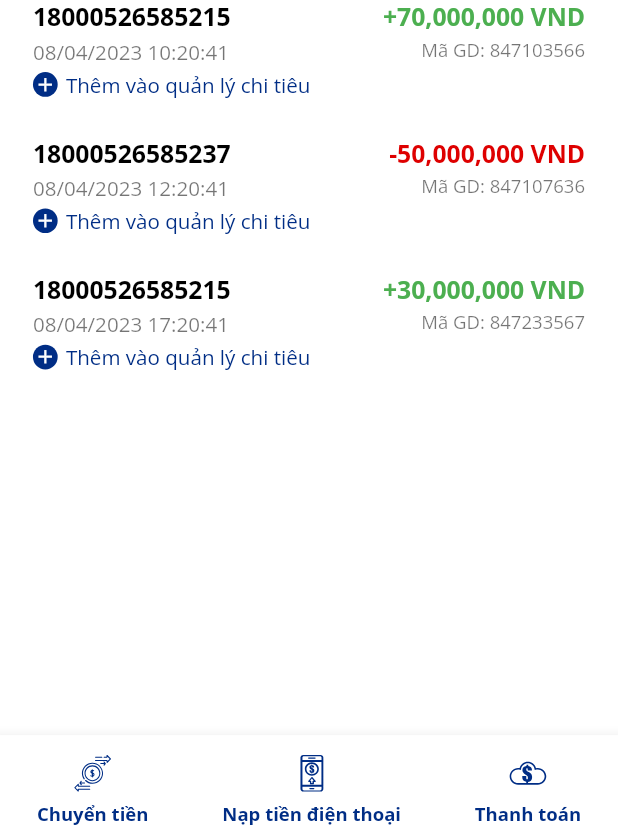
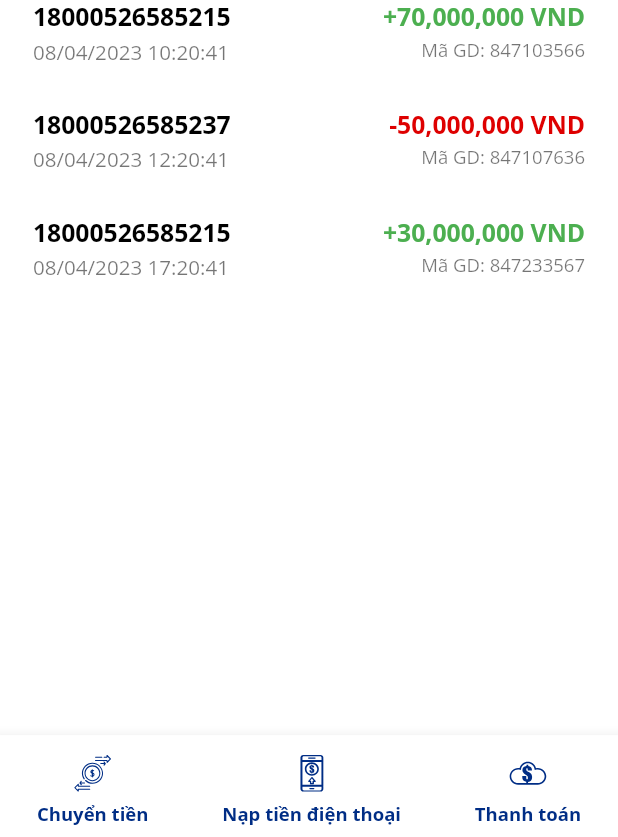
Before and after one commit to bienvu27/smart_banking, a Flutter app: the HistoryTransferPage screen opened by its route, after a tap on "Tất cả danh bạ", after a tap on the "arrow back ios new" icon, on a phone screen of 412 x 824 dp, the part 399-1236 px from its top. Run offline on Flutter 3.47's test engine with Material 2 defaults, Android fonts, the light colour scheme and no system bars; our stand-ins replace flutter_contacts, flutter_screenutil, flutter_svg, get, otp_text_field, shared_preferences; missing offline and left inert: flutter_barcode_scanner; accounts and stored records are empty; network calls fail; project files that could hold a hidden picture were left out.

Commit message:
dcvg cmt

```diff
--- a/lib/core/style/size.dart
+++ b/lib/core/style/size.dart
@@ -55,6 +55,7 @@ double height_160 = 400.h;
 double height_170 = 500.h;
 double height_184 = 460.h;
 double height_212 = 530.h;
+double height_630 = 630.h;
 double height_700 = 700.h;
 double height_800 = 820.h;
 double height_264 = 860.h;
--- a/lib/screens/history_transfer/view/tab_history/tab_history_page1.dart
+++ b/lib/screens/history_transfer/view/tab_history/tab_history_page1.dart
@@ -59,32 +59,32 @@ class TabHistoryPage1 extends StatelessWidget {
                     SizedBox(
                       height: height_2,
                     ),
-                    Row(
-                      children: [
-                        CircleAvatar(
-                          backgroundColor: PRIMARY_COLOR,
-                          radius: border_7,
-                          child: Icon(
-                            Icons.add,
-                            color: Colors.white,
-                            size: fontSize_11,
-                          ),
-                        ),
-                        SizedBox(
-                          width: width_4,
-                        ),
-                        Text(
-                          'Thêm vào quản lý chi tiêu',
-                          style: TextStyle(
-                            fontSize: fontSize_10,
-                            fontFamily: 'open_sans',
-                            color: PRIMARY_COLOR,
-                            overflow: TextOverflow.ellipsis,
-                            fontWeight: FontWeight.w500,
-                          ),
-                        ),
-                      ],
-                    )
+                    // Row(
+                    //   children: [
+                    //     CircleAvatar(
+                    //       backgroundColor: PRIMARY_COLOR,
+                    //       radius: border_7,
+                    //       child: Icon(
+                    //         Icons.add,
+                    //         color: Colors.white,
+                    //         size: fontSize_11,
+                    //       ),
+                    //     ),
+                    //     SizedBox(
+                    //       width: width_4,
+                    //     ),
+                    //     Text(
+                    //       'Thêm vào quản lý chi tiêu',
+                    //       style: TextStyle(
+                    //         fontSize: fontSize_10,
+                    //         fontFamily: 'open_sans',
+                    //         color: PRIMARY_COLOR,
+                    //         overflow: TextOverflow.ellipsis,
+                    //         fontWeight: FontWeight.w500,
+                    //       ),
+                    //     ),
+                    //   ],
+                    // )
                   ],
                 ),
                 Column(
--- a/lib/screens/home/components/cover_widget.dart
+++ b/lib/screens/home/components/cover_widget.dart
@@ -22,11 +22,11 @@ class CoverWidget extends StatelessWidget {
     int number = 2;
     final height = MediaQuery.of(context).size.height;
     return SizedBox(
-      height: height / 1.34,
+      height: height / 1.8,
       child: Stack(
         children: [
           Container(
-            height: height / 1.5,
+            height: height / 2,
             decoration: BoxDecoration(
               image: DecorationImage(
                 image: AssetImage(vrb_banner),
--- a/lib/screens/settings/settings_page.dart
+++ b/lib/screens/settings/settings_page.dart
@@ -1,6 +1,5 @@
 import 'package:flutter/material.dart';
 import 'package:get/get.dart';
-import 'package:get/get_core/src/get_main.dart';
 import 'package:shared_preferences/shared_preferences.dart';
 
 import '../../core/common/utils.dart';
--- a/lib/screens/transfer/view/tabs/components/search_contacts.dart
+++ b/lib/screens/transfer/view/tabs/components/search_contacts.dart
@@ -14,10 +14,11 @@ class SearchContacts extends StatelessWidget {
 
   @override
   Widget build(BuildContext context) {
-    return Visibility(
+    return Padding(
+      padding: EdgeInsets.only(top: height_10),
+      child: Visibility(
         visible: visibly,
         child: Container(
-        margin: EdgeInsets.only(top: height_2),
           padding: EdgeInsets.only(
             left: width_16,
             right: width_16,
@@ -57,6 +58,7 @@ class SearchContacts extends StatelessWidget {
             ),
           ),
         ),
+      ),
     );
   }
 }
--- a/lib/screens/transfer/view/tabs/tab1/components/list_contacts.dart
+++ b/lib/screens/transfer/view/tabs/tab1/components/list_contacts.dart
@@ -10,7 +10,7 @@ class ListContacts extends StatelessWidget {
   });
 
   final List<ListContactsModel> list;
-  IconData? icon;
+  Widget? icon;
   Function?  callBack;
 
   @override
@@ -27,12 +27,12 @@ class ListContacts extends StatelessWidget {
               if(callBack != null){
                 callBack!(e);
               }
-            } ,
+            },
             child: Container(
               margin: EdgeInsets.only(top: height_12,),
               color: clr_white,
               child: Row(
-                crossAxisAlignment: CrossAxisAlignment.start,
+                crossAxisAlignment: CrossAxisAlignment.center,
                 mainAxisAlignment: MainAxisAlignment.spaceBetween,
                 children: [
                   Row(
@@ -80,7 +80,7 @@ class ListContacts extends StatelessWidget {
                       ),
                     ],
                   ),
-                  Icon(icon, color: clr_black26, size: fontSize_12,)
+                  icon ?? SizedBox()
                 ],
               ),
             ),
--- a/lib/screens/transfer/view/tabs/tab1/first_tab.dart
+++ b/lib/screens/transfer/view/tabs/tab1/first_tab.dart
@@ -9,8 +9,6 @@ import '../../../../../fake_data/data_fake_home.dart';
 import '../components/contacts_container.dart';
 import '../components/search_contacts.dart';
 import '../components/text_field_trans_fer.dart';
-import '../components/text_field_trans_fer_tab2.dart';
-import 'components/list_bank.dart';
 import 'components/list_contacts.dart';
 import 'components/list_contacts_recently.dart';
 import 'components/list_contacts_save.dart';
@@ -114,7 +112,7 @@ class _FirstTabState extends State<FirstTab> {
                             ),
                           ),
                           widget.controller.isSameOwner ? GestureDetector(
-                            onTap: () => widget.controller.showDialog(context),
+                            onTap: () => widget.controller.showDialogBenef(context),
                             child: TextFieldTransFer(
                               enabled: false,
                               labelText: TITLE_CHOOSE_BENEF,
```
Also changed, not shown: lib/screens/history_transfer/view/tab_history/tab_history_page2.dart (+26 -26 lines), lib/screens/history_transfer/view/tab_history/tab_history_page3.dart (+26 -26 lines), lib/screens/transfer/controller/transfer_controller.dart (+24 -2 lines), lib/screens/transfer/view/tabs/tab2/seconds_tab.dart (+4 -4 lines), lib/screens/transfer/view/transfer_page.dart (+3 -17 lines), assets/images/napas_transfer.png (added). Lines whose indentation alone changed are shown as unchanged.
